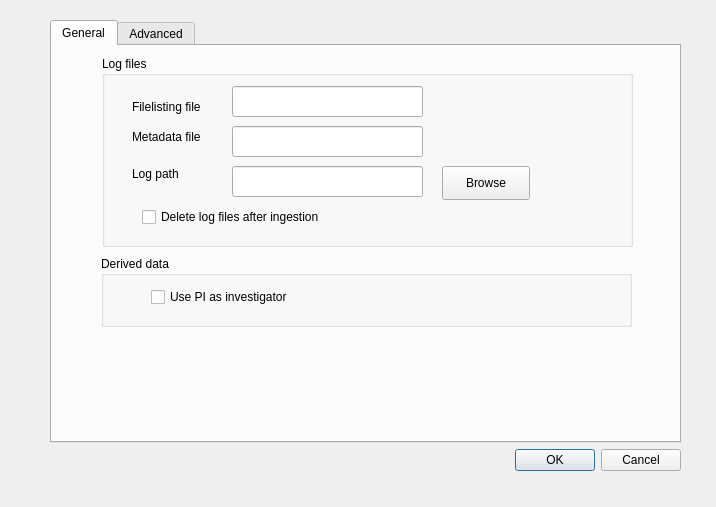
Old version of the form PSIArchiver/settings.ui in the repository paulscherrerinstitute/scicat-qt.
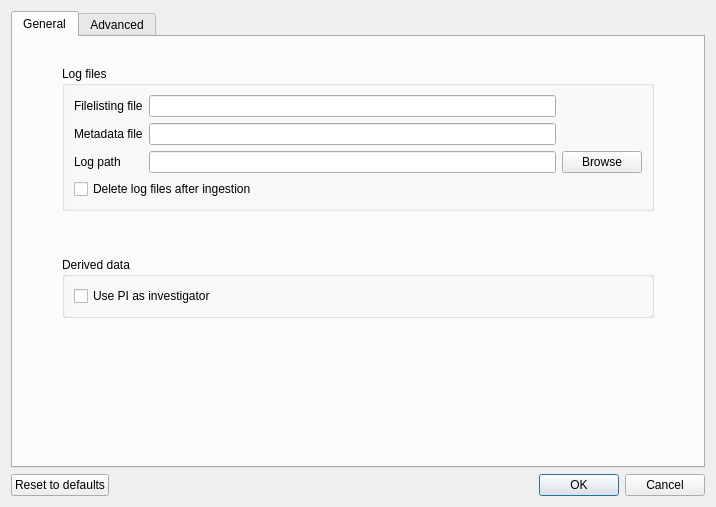
New version of the form. The open tabs and pages were chosen to show the change.

Patch:
```diff
--- a/PSIArchiver/settings.ui
+++ b/PSIArchiver/settings.ui
@@ -13,18 +13,14 @@
   <property name="windowTitle">
    <string>Settings</string>
   </property>
-  <widget class="QWidget" name="layoutWidget">
-   <property name="geometry">
-    <rect>
-     <x>50</x>
-     <y>20</y>
-     <width>631</width>
-     <height>451</height>
-    </rect>
-   </property>
+  <layout class="QVBoxLayout" name="verticalLayout_13">
+   <item>
    <layout class="QVBoxLayout" name="verticalLayout">
     <item>
      <widget class="QTabWidget" name="tabWidget">
+       <property name="toolTip">
+        <string/>
+       </property>
       <property name="currentIndex">
        <number>1</number>
       </property>
@@ -32,234 +28,265 @@
        <attribute name="title">
         <string>General</string>
        </attribute>
+        <layout class="QVBoxLayout" name="verticalLayout_12">
+         <item>
+          <layout class="QVBoxLayout" name="verticalLayout_11">
+           <item>
+            <spacer name="verticalSpacer_3">
+             <property name="orientation">
+              <enum>Qt::Vertical</enum>
+             </property>
+             <property name="sizeType">
+              <enum>QSizePolicy::Fixed</enum>
+             </property>
+             <property name="sizeHint" stdset="0">
+              <size>
+               <width>20</width>
+               <height>20</height>
+              </size>
+             </property>
+            </spacer>
+           </item>
+           <item>
+            <layout class="QHBoxLayout" name="horizontalLayout_5">
+             <item>
+              <spacer name="horizontalSpacer_5">
+               <property name="orientation">
+                <enum>Qt::Horizontal</enum>
+               </property>
+               <property name="sizeType">
+                <enum>QSizePolicy::Fixed</enum>
+               </property>
+               <property name="sizeHint" stdset="0">
+                <size>
+                 <width>40</width>
+                 <height>20</height>
+                </size>
+               </property>
+              </spacer>
+             </item>
+             <item>
+              <layout class="QVBoxLayout" name="verticalLayout_10">
+               <item>
        <widget class="QGroupBox" name="groupBox">
-        <property name="geometry">
-         <rect>
-          <x>50</x>
-          <y>10</y>
-          <width>531</width>
-          <height>191</height>
-         </rect>
-        </property>
         <property name="title">
          <string>Log files</string>
         </property>
-        <widget class="QCheckBox" name="checkBoxDeleteLog">
-         <property name="geometry">
-          <rect>
-           <x>40</x>
-           <y>150</y>
-           <width>221</width>
-           <height>22</height>
-          </rect>
-         </property>
-         <property name="text">
-          <string>Delete log files after ingestion</string>
-         </property>
-        </widget>
-        <widget class="QLineEdit" name="lineEditFilelistingFile">
-         <property name="geometry">
-          <rect>
-           <x>130</x>
-           <y>30</y>
-           <width>191</width>
-           <height>31</height>
-          </rect>
-         </property>
-        </widget>
-        <widget class="QLineEdit" name="lineEditMetadataFile">
-         <property name="geometry">
-          <rect>
-           <x>130</x>
-           <y>70</y>
-           <width>191</width>
-           <height>31</height>
-          </rect>
-         </property>
-        </widget>
-        <widget class="QLabel" name="label">
-         <property name="geometry">
-          <rect>
-           <x>30</x>
-           <y>70</y>
-           <width>91</width>
-           <height>21</height>
-          </rect>
-         </property>
-         <property name="text">
-          <string>Metadata file</string>
-         </property>
-        </widget>
+                 <layout class="QVBoxLayout" name="verticalLayout_3">
+                  <item>
+                   <layout class="QVBoxLayout" name="verticalLayout_2">
+                    <item>
+                     <layout class="QGridLayout" name="gridLayout">
+                      <item row="0" column="0">
         <widget class="QLabel" name="label_2">
-         <property name="geometry">
-          <rect>
-           <x>30</x>
-           <y>40</y>
-           <width>91</width>
-           <height>21</height>
-          </rect>
-         </property>
          <property name="text">
           <string>Filelisting file</string>
          </property>
         </widget>
+                      </item>
+                      <item row="0" column="1">
+                       <widget class="QLineEdit" name="lineEditFilelistingFile"/>
+                      </item>
+                      <item row="1" column="0">
+                       <widget class="QLabel" name="label">
+                        <property name="text">
+                         <string>Metadata file</string>
+                        </property>
+                       </widget>
+                      </item>
+                      <item row="1" column="1">
+                       <widget class="QLineEdit" name="lineEditMetadataFile"/>
+                      </item>
+                      <item row="2" column="0">
         <widget class="QLabel" name="label_3">
-         <property name="geometry">
-          <rect>
-           <x>30</x>
-           <y>108</y>
-           <width>58</width>
-           <height>20</height>
-          </rect>
-         </property>
          <property name="text">
           <string>Log path</string>
          </property>
         </widget>
-        <widget class="QLineEdit" name="lineEditLogPath">
-         <property name="geometry">
-          <rect>
-           <x>130</x>
-           <y>110</y>
-           <width>191</width>
-           <height>31</height>
-          </rect>
-         </property>
-        </widget>
+                      </item>
+                      <item row="2" column="1">
+                       <widget class="QLineEdit" name="lineEditLogPath"/>
+                      </item>
+                      <item row="2" column="2">
         <widget class="QPushButton" name="pushButtonBrowseLogPath">
-         <property name="geometry">
-          <rect>
-           <x>340</x>
-           <y>110</y>
-           <width>88</width>
-           <height>34</height>
-          </rect>
-         </property>
          <property name="text">
           <string>Browse</string>
          </property>
         </widget>
-       </widget>
+                      </item>
+                     </layout>
+                    </item>
+                    <item>
+                     <widget class="QCheckBox" name="checkBoxDeleteLog">
+                      <property name="text">
+                       <string>Delete log files after ingestion</string>
+                      </property>
+                     </widget>
+                    </item>
+                   </layout>
+                  </item>
+                 </layout>
+                </widget>
+               </item>
+               <item>
+                <spacer name="verticalSpacer_5">
+                 <property name="orientation">
+                  <enum>Qt::Vertical</enum>
+                 </property>
+                 <property name="sizeHint" stdset="0">
+                  <size>
+                   <width>20</width>
+                   <height>40</height>
+                  </size>
+                 </property>
+                </spacer>
+               </item>
+               <item>
        <widget class="QGroupBox" name="groupBox_2">
-        <property name="geometry">
-         <rect>
-          <x>49</x>
-          <y>210</y>
-          <width>531</width>
-          <height>71</height>
-         </rect>
-        </property>
         <property name="title">
          <string>Derived data</string>
         </property>
+                 <layout class="QVBoxLayout" name="verticalLayout_4">
+                  <item>
         <widget class="QCheckBox" name="checkBoxInvestigatorIsPI">
-         <property name="geometry">
-          <rect>
-           <x>50</x>
-           <y>30</y>
-           <width>171</width>
-           <height>22</height>
-          </rect>
-         </property>
          <property name="text">
           <string>Use PI as investigator</string>
          </property>
         </widget>
-       </widget>
+                  </item>
+                 </layout>
+                </widget>
+               </item>
+              </layout>
+             </item>
+             <item>
+              <spacer name="horizontalSpacer_6">
+               <property name="orientation">
+                <enum>Qt::Horizontal</enum>
+               </property>
+               <property name="sizeType">
+                <enum>QSizePolicy::Fixed</enum>
+               </property>
+               <property name="sizeHint" stdset="0">
+                <size>
+                 <width>40</width>
+                 <height>20</height>
+                </size>
+               </property>
+              </spacer>
+             </item>
+            </layout>
+           </item>
+           <item>
+            <spacer name="verticalSpacer_4">
+             <property name="orientation">
+              <enum>Qt::Vertical</enum>
+             </property>
+             <property name="sizeHint" stdset="0">
+              <size>
+               <width>20</width>
+               <height>40</height>
+              </size>
+             </property>
+            </spacer>
+           </item>
+          </layout>
+         </item>
+        </layout>
       </widget>
       <widget class="QWidget" name="tab_2">
        <attribute name="title">
         <string>Advanced</string>
        </attribute>
+        <layout class="QVBoxLayout" name="verticalLayout_14">
+         <item>
+          <layout class="QVBoxLayout" name="verticalLayout_9">
+           <item>
+            <spacer name="verticalSpacer_2">
+             <property name="orientation">
+              <enum>Qt::Vertical</enum>
+             </property>
+             <property name="sizeType">
+              <enum>QSizePolicy::Fixed</enum>
+             </property>
+             <property name="sizeHint" stdset="0">
+              <size>
+               <width>20</width>
+               <height>20</height>
+              </size>
+             </property>
+            </spacer>
+           </item>
+           <item>
+            <layout class="QHBoxLayout" name="horizontalLayout_4">
+             <item>
+              <spacer name="horizontalSpacer_3">
+               <property name="orientation">
+                <enum>Qt::Horizontal</enum>
+               </property>
+               <property name="sizeType">
+                <enum>QSizePolicy::Fixed</enum>
+               </property>
+               <property name="sizeHint" stdset="0">
+                <size>
+                 <width>40</width>
+                 <height>20</height>
+                </size>
+               </property>
+              </spacer>
+             </item>
+             <item>
+              <layout class="QVBoxLayout" name="verticalLayout_8">
+               <item>
        <widget class="QLabel" name="label_4">
-        <property name="geometry">
-         <rect>
-          <x>100</x>
-          <y>20</y>
-          <width>441</width>
-          <height>21</height>
-         </rect>
-        </property>
         <property name="text">
          <string>Warning: Changing any of the following settings may result in data loss. </string>
         </property>
-       </widget>
+                 <property name="alignment">
+                  <set>Qt::AlignCenter</set>
+                 </property>
+                </widget>
+               </item>
+               <item>
+                <layout class="QHBoxLayout" name="horizontalLayout_3">
+                 <item>
+                  <spacer name="horizontalSpacer_2">
+                   <property name="orientation">
+                    <enum>Qt::Horizontal</enum>
+                   </property>
+                   <property name="sizeType">
+                    <enum>QSizePolicy::Fixed</enum>
+                   </property>
+                   <property name="sizeHint" stdset="0">
+                    <size>
+                     <width>121</width>
+                     <height>20</height>
+                    </size>
+                   </property>
+                  </spacer>
+                 </item>
+                 <item>
        <widget class="QCheckBox" name="checkBoxEnableAdvanced">
-        <property name="geometry">
-         <rect>
-          <x>220</x>
-          <y>50</y>
-          <width>191</width>
-          <height>16</height>
-         </rect>
-        </property>
         <property name="text">
          <string>Enable advanced settings</string>
         </property>
        </widget>
-       <widget class="QGroupBox" name="groupBoxDebugging">
-        <property name="geometry">
-         <rect>
-          <x>110</x>
-          <y>220</y>
-          <width>421</width>
-          <height>91</height>
-         </rect>
-        </property>
-        <property name="title">
-         <string>Debugging</string>
-        </property>
-        <widget class="QCheckBox" name="checkBoxPrintCalls">
-         <property name="geometry">
-          <rect>
-           <x>40</x>
-           <y>30</y>
-           <width>281</width>
-           <height>21</height>
-          </rect>
-         </property>
-         <property name="text">
-          <string>Print ingestion command to terminal</string>
-         </property>
-        </widget>
-        <widget class="QCheckBox" name="checkBoxSystemCalls">
-         <property name="geometry">
-          <rect>
-           <x>40</x>
-           <y>50</y>
-           <width>251</width>
-           <height>21</height>
-          </rect>
-         </property>
-         <property name="text">
-          <string>Disable system calls</string>
-         </property>
-        </widget>
-       </widget>
+                 </item>
+                </layout>
+               </item>
+               <item>
        <widget class="QGroupBox" name="groupBoxServer">
         <property name="enabled">
          <bool>true</bool>
         </property>
-        <property name="geometry">
-         <rect>
-          <x>110</x>
-          <y>110</y>
-          <width>421</width>
-          <height>81</height>
-         </rect>
-        </property>
         <property name="title">
          <string>Server</string>
         </property>
+                 <layout class="QVBoxLayout" name="verticalLayout_5">
+                  <item>
+                   <layout class="QHBoxLayout" name="horizontalLayout_2">
+                    <item>
         <widget class="QComboBox" name="comboBoxServer">
-         <property name="geometry">
-          <rect>
-           <x>10</x>
-           <y>30</y>
-           <width>191</width>
-           <height>31</height>
-          </rect>
-         </property>
          <item>
           <property name="text">
            <string>Production</string>
@@ -276,22 +303,112 @@
           </property>
          </item>
         </widget>
+                    </item>
+                    <item>
         <widget class="QLineEdit" name="lineEditServer">
          <property name="enabled">
           <bool>true</bool>
          </property>
-         <property name="geometry">
-          <rect>
-           <x>210</x>
-           <y>30</y>
-           <width>191</width>
-           <height>31</height>
-          </rect>
-         </property>
-        </widget>
-       </widget>
-      </widget>
-     </widget>
+                     </widget>
+                    </item>
+                   </layout>
+                  </item>
+                 </layout>
+                </widget>
+               </item>
+               <item>
+                <widget class="QGroupBox" name="groupBoxDebugging">
+                 <property name="title">
+                  <string>Debugging</string>
+                 </property>
+                 <layout class="QVBoxLayout" name="verticalLayout_7">
+                  <item>
+                   <layout class="QVBoxLayout" name="verticalLayout_6">
+                    <item>
+                     <widget class="QCheckBox" name="checkBoxPrintCalls">
+                      <property name="text">
+                       <string>Print ingestion command to terminal</string>
+                      </property>
+                     </widget>
+                    </item>
+                    <item>
+                     <widget class="QCheckBox" name="checkBoxSystemCalls">
+                      <property name="text">
+                       <string>Disable system calls</string>
+                      </property>
+                     </widget>
+                    </item>
+                   </layout>
+                  </item>
+                 </layout>
+                </widget>
+               </item>
+              </layout>
+             </item>
+             <item>
+              <spacer name="horizontalSpacer_4">
+               <property name="orientation">
+                <enum>Qt::Horizontal</enum>
+               </property>
+               <property name="sizeType">
+                <enum>QSizePolicy::Fixed</enum>
+               </property>
+               <property name="sizeHint" stdset="0">
+                <size>
+                 <width>40</width>
+                 <height>20</height>
+                </size>
+               </property>
+              </spacer>
+             </item>
+            </layout>
+           </item>
+           <item>
+            <spacer name="verticalSpacer">
+             <property name="orientation">
+              <enum>Qt::Vertical</enum>
+             </property>
+             <property name="sizeType">
+              <enum>QSizePolicy::Fixed</enum>
+             </property>
+             <property name="sizeHint" stdset="0">
+              <size>
+               <width>20</width>
+               <height>40</height>
+              </size>
+             </property>
+            </spacer>
+           </item>
+          </layout>
+         </item>
+        </layout>
+       </widget>
+      </widget>
+     </item>
+     <item>
+      <layout class="QHBoxLayout" name="horizontalLayout">
+       <item>
+        <widget class="QPushButton" name="pushButtonReset">
+         <property name="toolTip">
+          <string>Reset settings to default parameters</string>
+         </property>
+         <property name="text">
+          <string>Reset to defaults</string>
+         </property>
+        </widget>
+       </item>
+       <item>
+        <spacer name="horizontalSpacer">
+         <property name="orientation">
+          <enum>Qt::Horizontal</enum>
+         </property>
+         <property name="sizeHint" stdset="0">
+          <size>
+           <width>40</width>
+           <height>20</height>
+          </size>
+         </property>
+        </spacer>
     </item>
     <item>
      <widget class="QDialogButtonBox" name="buttonBox">
@@ -304,7 +421,10 @@
      </widget>
     </item>
    </layout>
-  </widget>
+     </item>
+    </layout>
+   </item>
+  </layout>
  </widget>
  <resources/>
  <connections>
```
Lines whose indentation alone changed are shown as unchanged.
